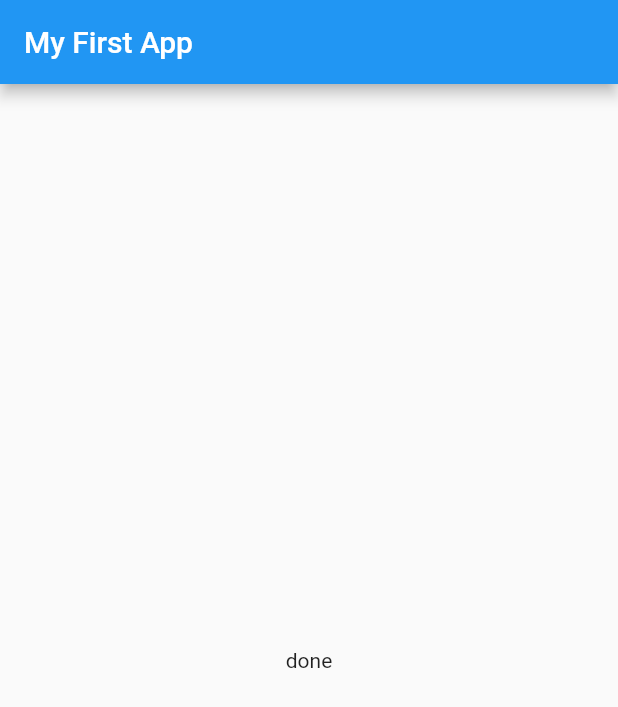
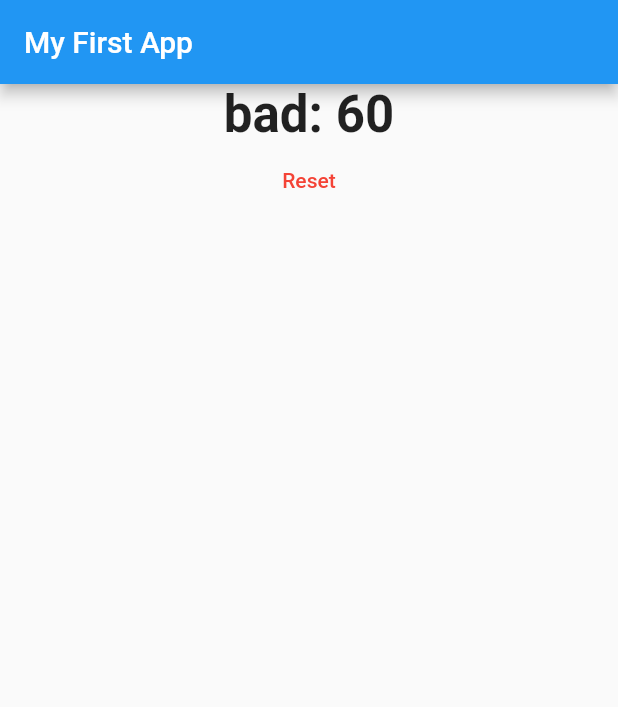
Before and after one commit to sahyun1/quizz_app, a Flutter app: the screen it shows after launch, after a tap on "black", after a tap on "Cat", after a tap on "Ford", on a phone screen of 412 x 824 dp. Shown: the top 707 px of the screen. Run offline on Flutter 3.47's test engine with Material 2 defaults, Android fonts, the phone set to English and light mode, and no system bars.

Commit message:
added reset feature

```diff
--- a/lib/main.dart
+++ b/lib/main.dart
@@ -19,20 +19,41 @@ class _MyAppState extends State<MyApp> {
   final _questions = const [
     {
       'questionText': 'what\'s your favourite colour?',
-      'answers': ['black', 'green', 'yellow']
+      'answers': [
+        {'text': 'black', 'score': 10},
+        {'text': 'green', 'score': 20},
+        {'text': 'yellow', 'score': 30},
+      ]
     },
     {
       'questionText': 'what\'s your favourite animal?',
-      'answers': ['Tiger', 'Cat', 'Dog']
+      'answers': [
+        {'text': 'Tiger', 'score': 10},
+        {'text': 'Cat', 'score': 20},
+        {'text': 'Dog', 'score': 30},
+      ]
     },
     {
       'questionText': 'what\'s your favourite car?',
-      'answers': ['KIA', 'Hyundai', 'Ford']
+      'answers': [
+        {'text': 'KIA', 'score': 10},
+        {'text': 'Hyundai', 'score': 20},
+        {'text': 'Ford', 'score': 30},
+      ]
     }
   ];
   var _questionIndex = 0;
+  var _totalScore = 0;
 
-  void _answerQuestion() {
+  void _resetQuiz() {
+    setState(() {
+      _questionIndex = 0;
+      _totalScore = 0;
+    });
+  }
+
+  void _answerQuestion(int score) {
+    _totalScore += score;
     setState(() {
       _questionIndex = _questionIndex + 1;
     });
@@ -56,7 +77,7 @@ class _MyAppState extends State<MyApp> {
               answerQuestion: _answerQuestion,
               questions: _questions,
               questionIndex: _questionIndex)
-          : Result(),
+          : Result(_totalScore, _resetQuiz),
     ));
   }
 }
--- a/lib/quiz.dart
+++ b/lib/quiz.dart
@@ -19,8 +19,8 @@ class Quiz extends StatelessWidget {
     return Column(
       children: [
         Question(questions[questionIndex]['questionText']),
-        ...(questions[questionIndex]['answers'] as List<String>).map((answer) {
-          return Answer(answerQuestion, answer);
+        ...(questions[questionIndex]['answers'] as List<Map<String, Object>>).map((answer) {
+          return Answer(() => answerQuestion(answer['score']), answer['text']);
         }).toList()
       ],
     );
--- a/lib/result.dart
+++ b/lib/result.dart
@@ -2,9 +2,34 @@ import 'package:flutter/material.dart';
 
 class Result extends StatelessWidget {
   // const Result({ Key? key }) : super(key: key);
-//
+  final int _totalScore;
+  final Function _resetQuiz;
+
+  Result(this._totalScore, this._resetQuiz);
+
+  String get resultStr {
+    String returnString;
+    if (_totalScore < 50) {
+      returnString = 'awesome: ' + _totalScore.toString();
+    } else {
+      returnString = 'bad: ' + _totalScore.toString();
+    }
+    return returnString;
+  }
+
   @override
   Widget build(BuildContext context) {
-    return Center(child: Text('done'));
+    return Center(
+        child: Column(
+      children: [
+        Text(resultStr,
+            style: TextStyle(fontWeight: FontWeight.bold, fontSize: 34)),
+        FlatButton(
+          onPressed: _resetQuiz,
+          child: Text('Reset'),
+          textColor: Colors.red,
+        )
+      ],
+    ));
   }
 }
```
